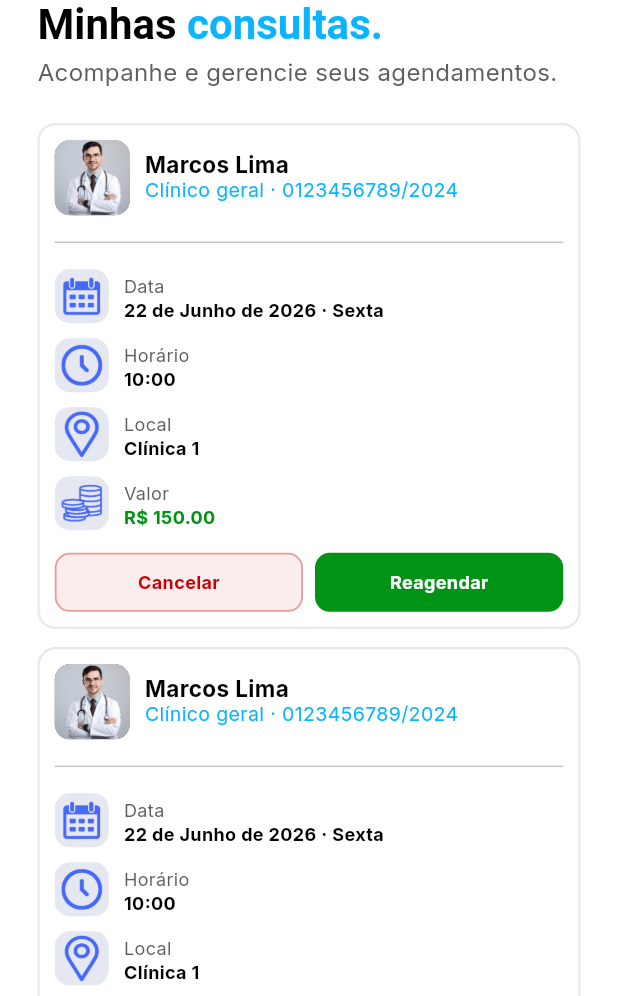
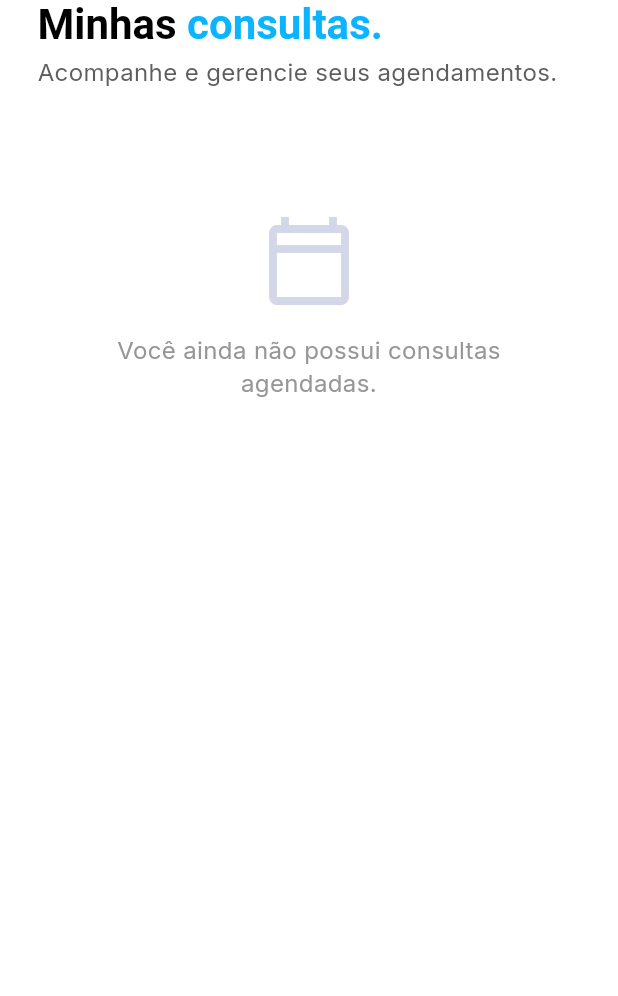
Before and after one commit to Issler78/Projeto-Final-QI-dev-app-II, a Flutter app: the MinhasConsultas screen opened by its route, on a phone screen of 412 x 824 dp, the part 240-1236 px from its top. Run offline on Flutter 3.47's test engine with Material 3 defaults, Android fonts, the phone set to English and light mode, and no system bars; drawn by our look-alikes of flutter_animate; our stand-ins replace decimal, flutter_multi_formatter, google_fonts, mask_text_input_formatter, shared_preferences; accounts and stored records are empty.

Commit message:
add simulate bd with JSON

```diff
--- a/lib/pages/minhas_consultas.dart
+++ b/lib/pages/minhas_consultas.dart
@@ -1,9 +1,10 @@
-import 'package:decimal/decimal.dart';
+import 'dart:convert';
 import 'package:flutter/material.dart';
 import 'package:flutter_animate/flutter_animate.dart';
 import 'package:pulsetime/widgets/buttons/botao_voltar.dart';
 import 'package:pulsetime/widgets/card_consulta.dart';
 import 'package:pulsetime/widgets/pagina_topo.dart';
+import 'package:shared_preferences/shared_preferences.dart';
 
 // tela principal de listagem de consultas
 class MinhasConsultas extends StatefulWidget {
@@ -35,35 +36,55 @@ class _MinhasConsultasState extends State<MinhasConsultas> {
 
 
   // RECUPERAR PELO BACK END NO FUTURO
-  final List<Map<String, dynamic>> consultasBuscadas = [
-    {
-      "id": 1,
-      "profissional": "Marcos Lima",
-      "profissao": "Clínico geral",
-      "cod": "0123456789/2024",
-      "loc": "Clínica 1",
-      "preco": Decimal.parse("150.00"),
-      "data_e_horario": DateTime.now()
-    },
-    {
-      "id": 2,
-      "profissional": "Marcos Lima",
-      "profissao": "Clínico geral",
-      "cod": "0123456789/2024",
-      "loc": "Clínica 1",
-      "preco": Decimal.parse("150.00"),
-      "data_e_horario": DateTime.now()
-    },
-    {
-      "id": 3,
-      "profissional": "Marcos Lima",
-      "profissao": "Clínico geral",
-      "cod": "0123456789/2024",
-      "loc": "Clínica 1",
-      "preco": Decimal.parse("150.00"),
-      "data_e_horario": DateTime.now()
-    },
-  ];
+  // final List<Map<String, dynamic>> consultasBuscadas = [
+  //   {
+  //     "id": 1,
+  //     "profissional": "Marcos Lima",
+  //     "profissao": "Clínico geral",
+  //     "cod": "0123456789/2024",
+  //     "loc": "Clínica 1",
+  //     "preco": Decimal.parse("150.00"),
+  //     "data_e_horario": DateTime.now()
+  //   },
+  //   {
+  //     "id": 2,
+  //     "profissional": "Marcos Lima",
+  //     "profissao": "Clínico geral",
+  //     "cod": "0123456789/2024",
+  //     "loc": "Clínica 1",
+  //     "preco": Decimal.parse("150.00"),
+  //     "data_e_horario": DateTime.now()
+  //   },
+  //   {
+  //     "id": 3,
+  //     "profissional": "Marcos Lima",
+  //     "profissao": "Clínico geral",
+  //     "cod": "0123456789/2024",
+  //     "loc": "Clínica 1",
+  //     "preco": Decimal.parse("150.00"),
+  //     "data_e_horario": DateTime.now()
+  //   },
+  // ];
+
+  List<Map<String, dynamic>>? consultasBuscadas;
+
+  @override
+  void initState() {
+    super.initState();
+    _minhasConsultas();
+  }
+
+  Future<void> _minhasConsultas() async {
+    final prefs = await SharedPreferences.getInstance();
+    final String? consultas = prefs.getString("minhas_consultas");
+
+    setState(() {
+      // se existe um json com consultas, transforma a string json em um objeto
+      consultasBuscadas = consultas != null
+        ? List.from(jsonDecode(consultas))
+        : null;
+    });
+  }
 
   @override
   Widget build(BuildContext context) {
@@ -137,30 +158,32 @@ class _MinhasConsultasState extends State<MinhasConsultas> {
 
 
                     // lista de consultas
-                    if (consultasBuscadas.isEmpty) _EmptyState()
-                    else
-                      Container(
+                    consultasBuscadas != null
+                      ? Container(
                         constraints: BoxConstraints(
                           maxWidth: 700
                         ),
                         child: ListView.separated(
                           shrinkWrap: true,
                           physics: NeverScrollableScrollPhysics(),
-                          itemCount: consultasBuscadas.length,
+                          itemCount: consultasBuscadas!.length,
                           separatorBuilder: (context, _) => SizedBox(height: 12),
                           itemBuilder: (context, index) {
-                            final String dia = consultasBuscadas[index]['data_e_horario'].day.toString();
-                            final String diaSemana = diasSemana[consultasBuscadas[index]['data_e_horario'].weekday - 1];
-                            final String mes = meses[consultasBuscadas[index]['data_e_horario'].month];
-                            final String ano = consultasBuscadas[index]['data_e_horario'].year.toString();
-                            final String horario = "${consultasBuscadas[index]['data_e_horario'].hour.toString().padLeft(2, "0")}:00"; // padleft = caso o numero for menor que 10 => 9 => 09
+                            // variaveis para criar o card da consulta
+                            final data = DateTime.parse(consultasBuscadas![index]['data_e_horario']); // transforma a string do dia em um DateTime
+
+                            final String dia = data.day.toString();
+                            final String diaSemana = diasSemana[data.weekday - 1];
+                            final String mes = meses[data.month];
+                            final String ano = data.year.toString();
+                            final String horario = "${data.hour.toString().padLeft(2, "0")}:00"; // padleft = caso o numero for menor que 10 => 9 => 09
 
                             return ConsultaCard(
-                              nome: consultasBuscadas[index]["profissional"],
-                              profissao: consultasBuscadas[index]["profissao"],
-                              cod: consultasBuscadas[index]["cod"],
-                              local: consultasBuscadas[index]["loc"],
-                              preco: "R\$ ${consultasBuscadas[index]["preco"].toStringAsFixed(2)}",
+                              nome: consultasBuscadas![index]["nome_profissional"],
+                              profissao: consultasBuscadas![index]["profissao"],
+                              cod: consultasBuscadas![index]["cod"],
+                              local: consultasBuscadas![index]["loc"],
+                              preco: "R\$ ${consultasBuscadas![index]["preco"]}",
                               data: "$dia de $mes de $ano",
                               diaSemana: diaSemana,
                               horario: horario
@@ -176,6 +199,15 @@ class _MinhasConsultasState extends State<MinhasConsultas> {
                           }
                         ),
                       )
+                      : _SemConsultaState()
+                      .animate()
+                      .slideY(
+                        duration: Duration(milliseconds: 900),
+                        begin: -0.4,
+                        curve: Curves.easeOut,
+                        delay: Duration(milliseconds: 850),
+                      )
+                      .fadeIn(duration: Duration(milliseconds: 1200))
                   ],
                 ),
               ),
@@ -192,7 +224,7 @@ class _MinhasConsultasState extends State<MinhasConsultas> {
 
 
 // tela exibida quando nao tem nenhuma consulta
-class _EmptyState extends StatelessWidget {
+class _SemConsultaState extends StatelessWidget {
   @override
   Widget build(BuildContext context) {
     return const Padding(
--- a/lib/widgets/profissional.dart
+++ b/lib/widgets/profissional.dart
@@ -49,7 +49,7 @@ class ProfissionalWidget extends StatelessWidget {
           Navigator.push(
             context,
             MaterialPageRoute(
-              builder: (context) => EscolherDia(profissao: profissao, id: id, nome: nome, loc: loc, preco: preco)
+              builder: (context) => EscolherDia(profissao: profissao, id: id, nome: nome, cod: cod, loc: loc, preco: preco)
             )
           );
         },
```
Also changed, not shown: lib/pages/agendar_consulta.dart (+64 -12 lines), lib/widgets/inputs/calendario.dart (+6 -4 lines).
